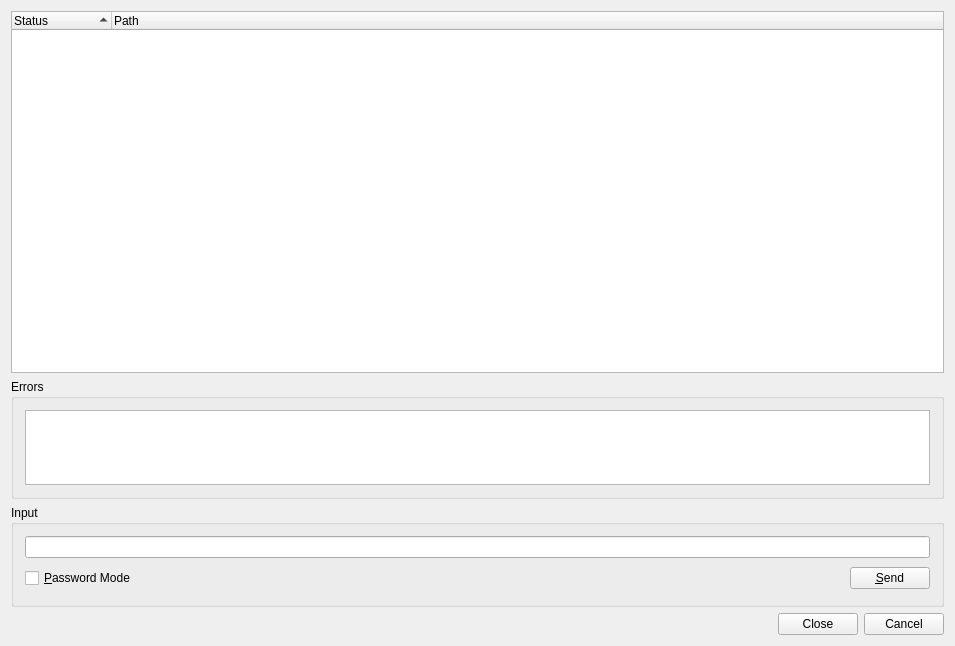
Old version of the form Plugins/VcsPlugins/vcsMercurial/HgStatusDialog.ui in the repository testmana2/test.
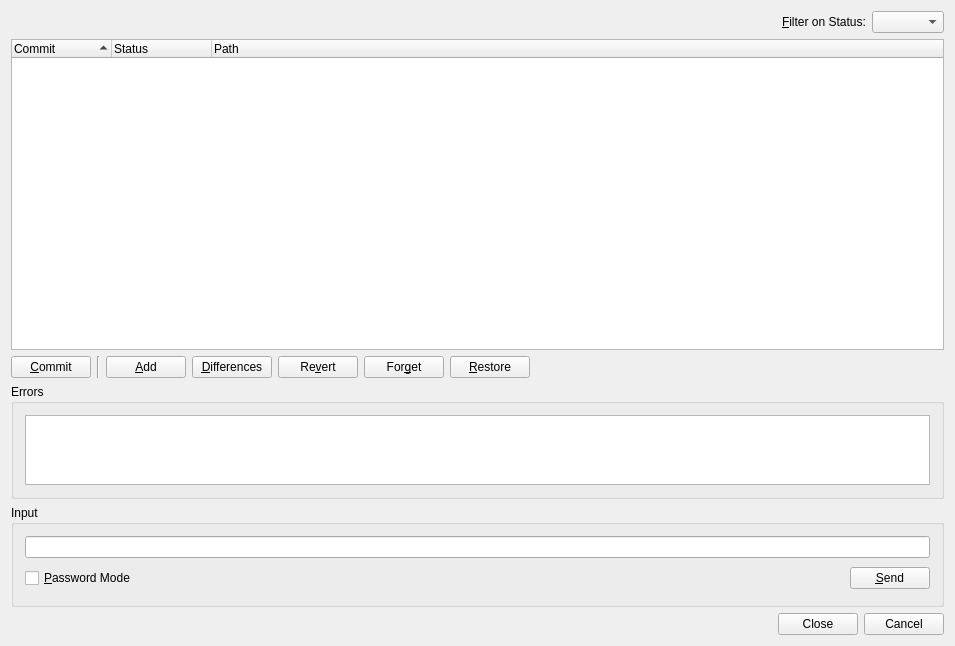
New version of the form.

Commit message: Added functionality to the VCS status dialogs to make them more general commit dialogs.

```diff
--- a/Plugins/VcsPlugins/vcsMercurial/HgStatusDialog.ui
+++ b/Plugins/VcsPlugins/vcsMercurial/HgStatusDialog.ui
@@ -17,7 +17,44 @@
    <string>&lt;b&gt;Mercurial Status&lt;/b&gt;
 &lt;p&gt;This dialog shows the status of the selected file or project.&lt;/p&gt;</string>
   </property>
-  <layout class="QVBoxLayout">
+  <layout class="QVBoxLayout" name="verticalLayout">
+   <item>
+    <layout class="QHBoxLayout" name="horizontalLayout_2">
+     <item>
+      <spacer name="horizontalSpacer_2">
+       <property name="orientation">
+        <enum>Qt::Horizontal</enum>
+       </property>
+       <property name="sizeHint" stdset="0">
+        <size>
+         <width>40</width>
+         <height>20</height>
+        </size>
+       </property>
+      </spacer>
+     </item>
+     <item>
+      <widget class="QLabel" name="label">
+       <property name="text">
+        <string>&amp;Filter on Status:</string>
+       </property>
+       <property name="buddy">
+        <cstring>statusFilterCombo</cstring>
+       </property>
+      </widget>
+     </item>
+     <item>
+      <widget class="QComboBox" name="statusFilterCombo">
+       <property name="toolTip">
+        <string>Select the status of entries to be shown</string>
+       </property>
+       <property name="sizeAdjustPolicy">
+        <enum>QComboBox::AdjustToContents</enum>
+       </property>
+      </widget>
+     </item>
+    </layout>
+   </item>
    <item>
     <widget class="QTreeWidget" name="statusList">
      <property name="sizePolicy">
@@ -41,6 +78,11 @@
      <property name="sortingEnabled">
       <bool>true</bool>
      </property>
+     <column>
+      <property name="text">
+       <string>Commit</string>
+      </property>
+     </column>
      <column>
       <property name="text">
        <string>Status</string>
@@ -53,6 +95,90 @@
      </column>
     </widget>
    </item>
+   <item>
+    <layout class="QHBoxLayout" name="horizontalLayout">
+     <item>
+      <widget class="QPushButton" name="commitButton">
+       <property name="toolTip">
+        <string>Commit the selected changes</string>
+       </property>
+       <property name="text">
+        <string>&amp;Commit</string>
+       </property>
+      </widget>
+     </item>
+     <item>
+      <widget class="Line" name="line">
+       <property name="orientation">
+        <enum>Qt::Vertical</enum>
+       </property>
+      </widget>
+     </item>
+     <item>
+      <widget class="QPushButton" name="addButton">
+       <property name="toolTip">
+        <string>Add the selected entries to the repository</string>
+       </property>
+       <property name="text">
+        <string>&amp;Add</string>
+       </property>
+      </widget>
+     </item>
+     <item>
+      <widget class="QPushButton" name="diffButton">
+       <property name="toolTip">
+        <string>Show differences of the selected entries to the repository</string>
+       </property>
+       <property name="text">
+        <string>&amp;Differences</string>
+       </property>
+      </widget>
+     </item>
+     <item>
+      <widget class="QPushButton" name="revertButton">
+       <property name="toolTip">
+        <string>Revert the selected entries to the last revision in the repository</string>
+       </property>
+       <property name="text">
+        <string>Re&amp;vert</string>
+       </property>
+      </widget>
+     </item>
+     <item>
+      <widget class="QPushButton" name="forgetButton">
+       <property name="toolTip">
+        <string>Forget about the selected missing entries</string>
+       </property>
+       <property name="text">
+        <string>For&amp;get</string>
+       </property>
+      </widget>
+     </item>
+     <item>
+      <widget class="QPushButton" name="restoreButton">
+       <property name="toolTip">
+        <string>Restore the selected missing entries from the repository</string>
+       </property>
+       <property name="text">
+        <string>&amp;Restore</string>
+       </property>
+      </widget>
+     </item>
+     <item>
+      <spacer name="horizontalSpacer">
+       <property name="orientation">
+        <enum>Qt::Horizontal</enum>
+       </property>
+       <property name="sizeHint" stdset="0">
+        <size>
+         <width>40</width>
+         <height>20</height>
+        </size>
+       </property>
+      </spacer>
+     </item>
+    </layout>
+   </item>
    <item>
     <widget class="QGroupBox" name="errorGroup">
      <property name="sizePolicy">
```
Left out of the diff: 14 changed lines with no effect on the pictures. The commit also changes 22 other files.
